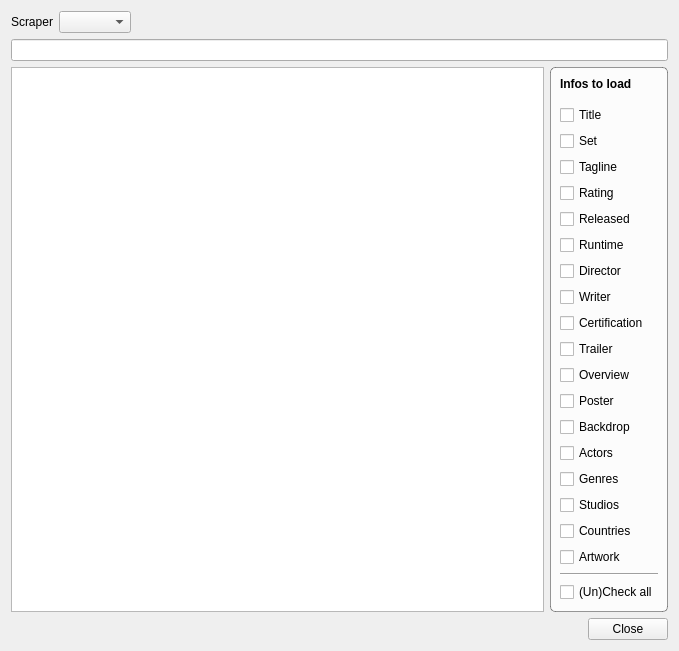
This is movies/MovieSearch.ui in Komet/MediaElch as Qt 5 draws it before an edit. The edited form follows.
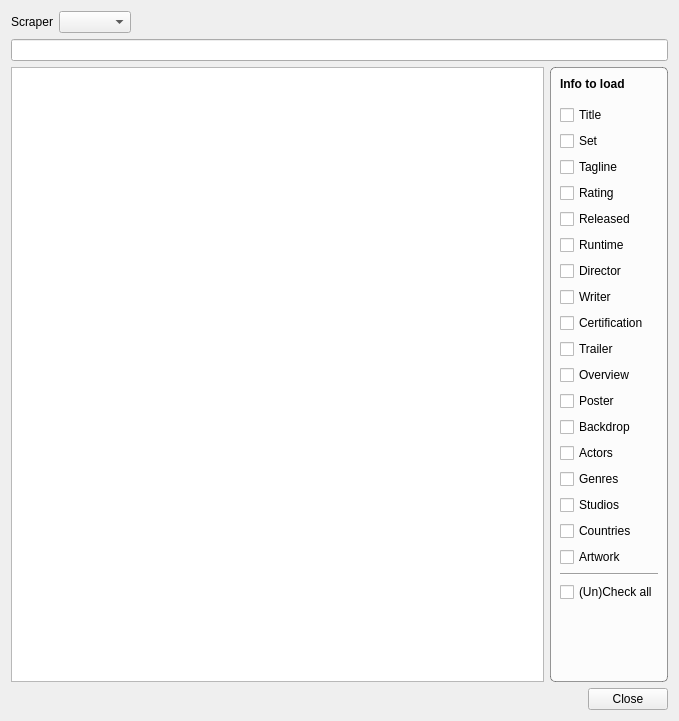
This is the edited form. Icons and pictures are not drawn. Custom widgets are drawn as their Qt base class.

```diff
--- a/movies/MovieSearch.ui
+++ b/movies/MovieSearch.ui
@@ -10,7 +10,7 @@
     <x>0</x>
     <y>0</y>
     <width>679</width>
-    <height>637</height>
+    <height>721</height>
    </rect>
   </property>
   <property name="windowTitle">
@@ -120,7 +120,7 @@
            </font>
           </property>
           <property name="text">
-           <string>Infos to load</string>
+           <string>Info to load</string>
           </property>
          </widget>
         </item>
```
